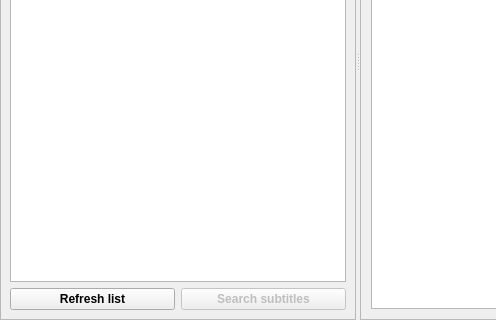
This is scripts/gui/ui/searchFileWidget.ui in subdownloader/subdownloader as Qt 5 draws it before an edit; both pictures show x 0 to 496 and y 198 to 518 of the 795 by 518 pixel window. The edited form follows.
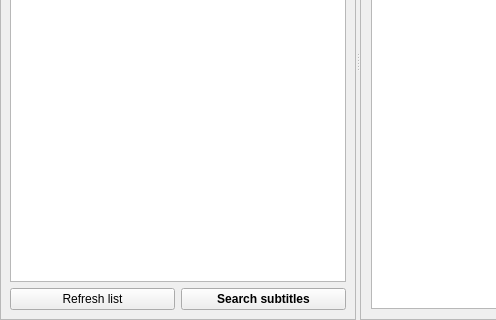
This is the edited form. Icons and pictures are not drawn. Custom widgets are drawn as their Qt base class.

Commit message: gui: disable buttons at startup

Patch:
```diff
--- a/scripts/gui/ui/searchFileWidget.ui
+++ b/scripts/gui/ui/searchFileWidget.ui
@@ -166,12 +166,6 @@
               <property name="enabled">
                <bool>true</bool>
               </property>
-              <property name="font">
-               <font>
-                <weight>75</weight>
-                <bold>true</bold>
-               </font>
-              </property>
               <property name="text">
                <string>Refresh list</string>
               </property>
@@ -182,9 +176,6 @@
             </item>
             <item>
              <widget class="QPushButton" name="buttonFind">
-              <property name="enabled">
-               <bool>false</bool>
-              </property>
               <property name="font">
                <font>
                 <weight>75</weight>
```
The commit also changes 2 other files.
